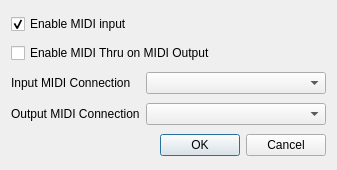
Before: the Qt Designer form trunk/src/midisetup.ui in svn2github/vmpk, drawn with Qt 5.
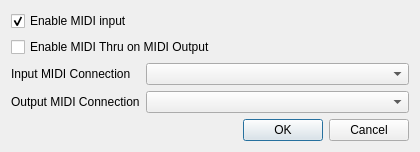
After: the same form once the commit is applied.

Diff of the .ui file:
```diff
--- a/trunk/src/midisetup.ui
+++ b/trunk/src/midisetup.ui
@@ -1,15 +1,21 @@
 <ui version="4.0" >
  <class>MidiSetupClass</class>
- <widget class="QDialog" name="MidiSetupClass" >
-  <property name="geometry" >
+ <widget class="QDialog" name="MidiSetupClass">
+  <property name="geometry">
    <rect>
     <x>0</x>
     <y>0</y>
-    <width>333</width>
-    <height>170</height>
+    <width>420</width>
+    <height>151</height>
    </rect>
   </property>
-  <property name="windowTitle" >
+  <property name="minimumSize">
+   <size>
+    <width>420</width>
+    <height>0</height>
+   </size>
+  </property>
+  <property name="windowTitle">
    <string>MIDI Setup</string>
   </property>
   <layout class="QGridLayout" >
@@ -30,9 +36,15 @@
      </property>
     </widget>
    </item>
-   <item row="2" column="0" >
-    <widget class="QLabel" name="labelInput" >
-     <property name="text" >
+   <item row="2" column="0">
+    <widget class="QLabel" name="labelInput">
+     <property name="sizePolicy">
+      <sizepolicy hsizetype="Minimum" vsizetype="Preferred">
+       <horstretch>0</horstretch>
+       <verstretch>0</verstretch>
+      </sizepolicy>
+     </property>
+     <property name="text">
       <string>Input MIDI Connection</string>
      </property>
      <property name="buddy" >
@@ -40,9 +52,15 @@
      </property>
     </widget>
    </item>
-   <item row="2" column="1" >
-    <widget class="QComboBox" name="comboInput" >
-     <property name="minimumSize" >
+   <item row="2" column="1">
+    <widget class="QComboBox" name="comboInput">
+     <property name="sizePolicy">
+      <sizepolicy hsizetype="Expanding" vsizetype="Fixed">
+       <horstretch>0</horstretch>
+       <verstretch>0</verstretch>
+      </sizepolicy>
+     </property>
+     <property name="minimumSize">
       <size>
        <width>180</width>
        <height>0</height>
@@ -50,9 +68,15 @@
      </property>
     </widget>
    </item>
-   <item row="3" column="0" >
-    <widget class="QLabel" name="labelOutput" >
-     <property name="text" >
+   <item row="3" column="0">
+    <widget class="QLabel" name="labelOutput">
+     <property name="sizePolicy">
+      <sizepolicy hsizetype="Minimum" vsizetype="Preferred">
+       <horstretch>0</horstretch>
+       <verstretch>0</verstretch>
+      </sizepolicy>
+     </property>
+     <property name="text">
       <string>Output MIDI Connection</string>
      </property>
      <property name="buddy" >
@@ -60,9 +84,15 @@
      </property>
     </widget>
    </item>
-   <item row="3" column="1" >
-    <widget class="QComboBox" name="comboOutput" >
-     <property name="minimumSize" >
+   <item row="3" column="1">
+    <widget class="QComboBox" name="comboOutput">
+     <property name="sizePolicy">
+      <sizepolicy hsizetype="Expanding" vsizetype="Fixed">
+       <horstretch>0</horstretch>
+       <verstretch>0</verstretch>
+      </sizepolicy>
+     </property>
+     <property name="minimumSize">
       <size>
        <width>180</width>
        <height>0</height>
@@ -75,8 +105,8 @@
      <property name="orientation" >
       <enum>Qt::Horizontal</enum>
      </property>
-     <property name="standardButtons" >
-      <set>QDialogButtonBox::Cancel|QDialogButtonBox::NoButton|QDialogButtonBox::Ok</set>
+     <property name="standardButtons">
+      <set>QDialogButtonBox::Cancel|QDialogButtonBox::Ok</set>
      </property>
     </widget>
    </item>
```
Left out of the diff: 57 changed lines with no effect on the pictures.
